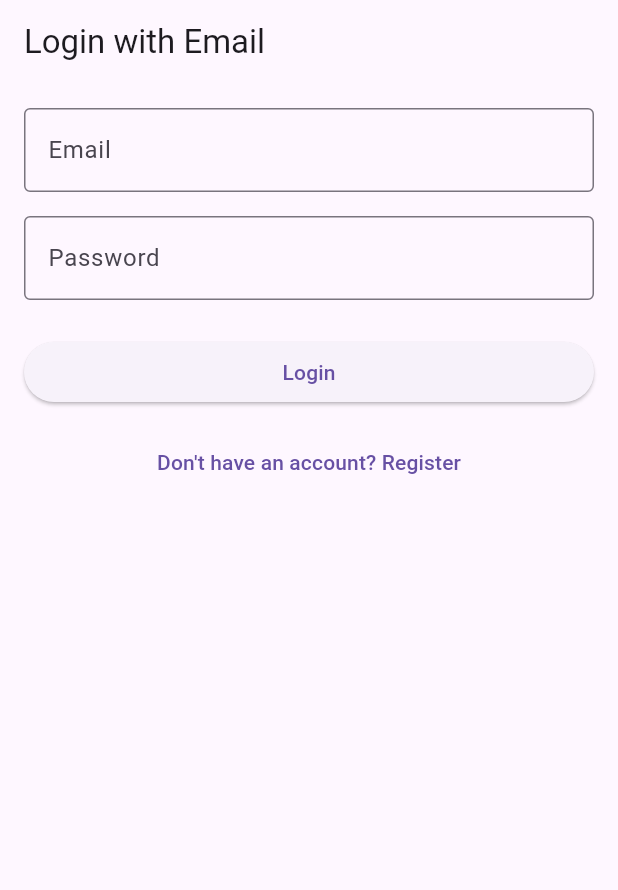
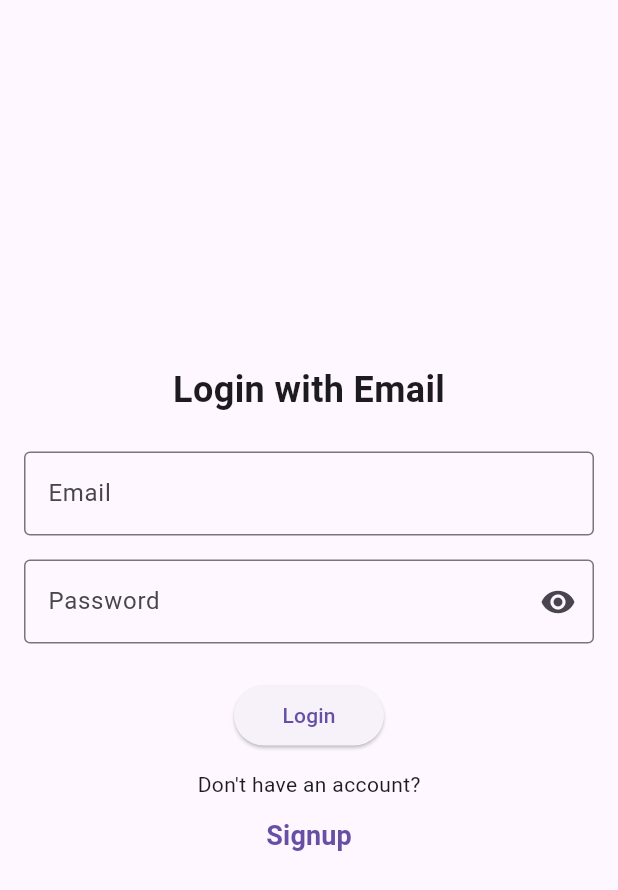
Before and after one commit to shaurya019/Gorin-Test, a Flutter app: the screen it shows after launch, on a phone screen of 412 x 824 dp. Shown: the top 890 px of the screen. Run offline on Flutter 3.47's test engine with Material 3 defaults, Android fonts, the phone set to English and light mode, and no system bars; our stand-ins replace cloud_firestore, firebase_auth, firebase_core, firebase_storage, image_picker; accounts and stored records are empty.

```diff
--- a/lib/screens/login_screen.dart
+++ b/lib/screens/login_screen.dart
@@ -14,15 +14,20 @@ class _LoginScreenState extends State<LoginScreen> {
   final _formKey = GlobalKey<FormState>();
   final emailController = TextEditingController();
   final passwordController = TextEditingController();
+  bool _isLoading = false;
+  bool _obscurePassword = true;
 
-  bool _isLoading = false;
+  @override
+  void initState() {
+    super.initState();
+    _obscurePassword = true;
+  }
 
   @override
   Widget build(BuildContext context) {
     final auth = Provider.of<AuthProvider>(context);
 
     return Scaffold(
-      appBar: AppBar(title: const Text("Login with Email")),
       body: LayoutBuilder(
         builder: (context, constraints) {
           return SingleChildScrollView(
@@ -33,12 +38,21 @@ class _LoginScreenState extends State<LoginScreen> {
                   padding: const EdgeInsets.all(16),
                   child: Column(
                     mainAxisAlignment: MainAxisAlignment.center,
+                    crossAxisAlignment: CrossAxisAlignment.center,
                     children: [
                       Form(
                         key: _formKey,
-                        autovalidateMode: AutovalidateMode.onUserInteraction,
+                        autovalidateMode: AutovalidateMode.disabled,
                         child: Column(
                           children: [
+                            const Text(
+                              "Login with Email",
+                              style: TextStyle(
+                                fontSize: 24,
+                                fontWeight: FontWeight.bold,
+                              ),
+                            ),
+                            const SizedBox(height: 24),
                             TextFormField(
                               controller: emailController,
                               keyboardType: TextInputType.emailAddress,
@@ -55,10 +69,20 @@ class _LoginScreenState extends State<LoginScreen> {
                             const SizedBox(height: 16),
                             TextFormField(
                               controller: passwordController,
-                              obscureText: true,
-                              decoration: const InputDecoration(
+                              obscureText: _obscurePassword,
+                              decoration: InputDecoration(
                                 labelText: 'Password',
-                                border: OutlineInputBorder(),
+                                border: const OutlineInputBorder(),
+                                suffixIcon: IconButton(
+                                  icon: Icon(
+                                    _obscurePassword ? Icons.visibility : Icons.visibility_off,
+                                  ),
+                                  onPressed: () {
+                                    setState(() {
+                                      _obscurePassword = !_obscurePassword;
+                                    });
+                                  },
+                                ),
                               ),
                               validator: (value) {
                                 if (value == null || value.isEmpty) return 'Please enter your password';
@@ -68,7 +92,7 @@ class _LoginScreenState extends State<LoginScreen> {
                             ),
                             const SizedBox(height: 24),
                             SizedBox(
-                              width: double.infinity,
+                              width: 100,
                               child: ElevatedButton(
                                 onPressed: _isLoading
                                     ? null
@@ -86,6 +110,8 @@ class _LoginScreenState extends State<LoginScreen> {
                                       );
                                     }
                                     setState(() => _isLoading = false);
+                                  } else {
+                                    setState(() {}); // Trigger rebuild to show validation errors
                                   }
                                 },
                                 child: _isLoading
@@ -94,6 +120,7 @@ class _LoginScreenState extends State<LoginScreen> {
                               ),
                             ),
                             const SizedBox(height: 12),
+                            const Text("Don't have an account?"),
                             TextButton(
                               onPressed: () {
                                 Navigator.push(
@@ -101,12 +128,17 @@ class _LoginScreenState extends State<LoginScreen> {
                                   MaterialPageRoute(builder: (_) => const RegisterScreen()),
                                 );
                               },
-                              child: const Text("Don't have an account? Register"),
+                              child: const Text(
+                                "Signup",
+                                style: TextStyle(
+                                  fontSize: 18,
+                                  fontWeight: FontWeight.bold,
+                                ),
+                              ),
                             ),
                           ],
                         ),
                       ),
-                      const Spacer(), // pushes form content to vertical center
                     ],
                   ),
                 ),
```
Also changed, not shown: lib/screens/home_screen.dart (+59 -3 lines), lib/screens/register_screen.dart (+55 -22 lines).
